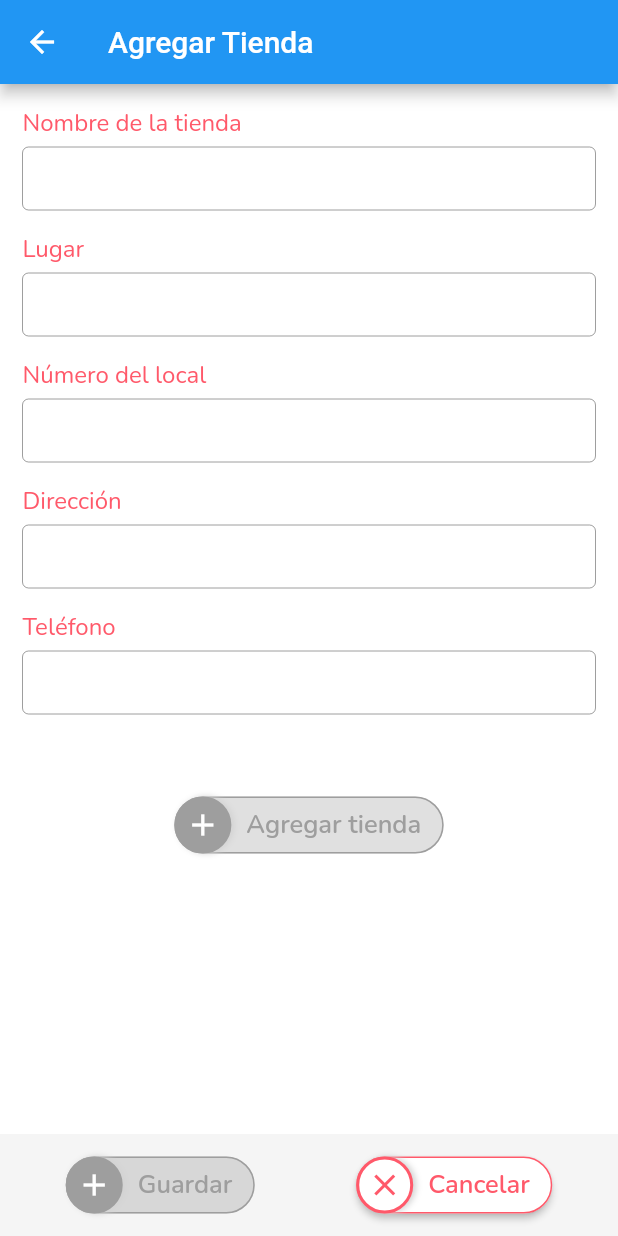
After one commit to Lider-neuromedia/MontanaApp, a Flutter app: the StoreFormPage screen opened by its route, on a phone screen of 412 x 824 dp. The commit adds this screen. Run offline on Flutter 3.47's test engine with Material 2 defaults, Android fonts, the phone set to English and light mode, and no system bars; our stand-ins replace firebase_core, firebase_messaging, flutter_dotenv, flutter_html, fluttericon, image_picker and 3 more; missing offline and left inert: mime_type, navigation_history_observer; accounts and stored records are empty; network calls fail; statements that could not run were skipped.

Commit message:
Agregando funcionalidad de crear tiendas.

```diff
--- a/lib/main.dart
+++ b/lib/main.dart
@@ -1,6 +1,8 @@
 import 'package:flutter/material.dart';
 import 'package:flutter/services.dart';
 import 'package:flutter_dotenv/flutter_dotenv.dart' as dotenv;
+import 'package:montana_mobile/pages/stores/store_form_page.dart';
+import 'package:montana_mobile/providers/store_provider.dart';
 import 'package:montana_mobile/providers/stores_provider.dart';
 import 'package:montana_mobile/utils/utils.dart';
 import 'package:provider/provider.dart';
@@ -64,6 +66,7 @@ Future<void> main() async {
         ChangeNotifierProvider(create: (_) => CartProvider()),
         ChangeNotifierProvider(create: (_) => RatingProvider()),
         ChangeNotifierProvider(create: (_) => StoresProvider()),
+        ChangeNotifierProvider(create: (_) => StoreProvider()),
       ],
       child: MyApp(),
     ),
@@ -148,6 +151,7 @@ class _MyAppState extends State<MyApp> {
         ClientPage.route: (_) => ClientPage(),
         CreatePqrsPage.route: (_) => CreatePqrsPage(),
         MessagesPage.route: (_) => MessagesPage(),
+        StoreFormPage.route: (_) => StoreFormPage(),
       },
     );
   }
--- a/lib/models/store.dart
+++ b/lib/models/store.dart
@@ -60,4 +60,12 @@ class Tienda {
         "created_at": createdAt == null ? null : createdAt.toIso8601String(),
         "updated_at": updatedAt == null ? null : updatedAt.toIso8601String(),
       };
+
+  Map<String, dynamic> createStoreToJson() => {
+        "nombre": nombre,
+        "lugar": lugar,
+        "local": local,
+        "direccion": direccion,
+        "telefono": telefono,
+      };
 }
--- a/lib/pages/catalogue/partials/action_button.dart
+++ b/lib/pages/catalogue/partials/action_button.dart
@@ -9,6 +9,7 @@ class ActionButton extends StatelessWidget {
     @required this.onPressed,
     @required this.borderColor,
     @required this.backgroundColor,
+    this.backgroundIconColor,
     @required this.textColor,
     @required this.iconColor,
   }) : super(key: key);
@@ -18,11 +19,14 @@ class ActionButton extends StatelessWidget {
   final IconData icon;
   final Color borderColor;
   final Color backgroundColor;
+  final Color backgroundIconColor;
   final Color iconColor;
   final Color textColor;
 
   @override
   Widget build(BuildContext context) {
+    final isDisabled = onPressed == null;
+
     return ElevatedButton(
       onPressed: onPressed,
       style: ElevatedButton.styleFrom(
@@ -31,7 +35,7 @@ class ActionButton extends StatelessWidget {
           left: 0.0,
         ),
         side: BorderSide(
-          color: onPressed == null ? Colors.grey : borderColor,
+          color: isDisabled ? Colors.grey : borderColor,
         ),
         shape: RoundedRectangleBorder(
           borderRadius: BorderRadius.circular(30.0),
@@ -44,10 +48,14 @@ class ActionButton extends StatelessWidget {
         children: [
           Container(
             decoration: BoxDecoration(
-              color: onPressed == null ? Colors.grey : backgroundColor,
+              color: isDisabled
+                  ? Colors.grey
+                  : backgroundIconColor == null
+                      ? backgroundColor
+                      : backgroundIconColor,
               shape: BoxShape.circle,
               border: Border.all(
-                color: onPressed == null ? Colors.grey : borderColor,
+                color: isDisabled ? Colors.grey : borderColor,
                 width: 2.0,
               ),
               boxShadow: [
@@ -64,7 +72,7 @@ class ActionButton extends StatelessWidget {
           const SizedBox(width: 10.0),
           Text(
             label,
-            style: TextStyle(color: textColor),
+            style: TextStyle(color: isDisabled ? Colors.grey : textColor),
           ),
           const SizedBox(width: 5.0),
         ],
--- a/lib/pages/client/partials/store_card.dart
+++ b/lib/pages/client/partials/store_card.dart
@@ -33,7 +33,8 @@ class StoreCard extends StatelessWidget {
         child: Column(
           crossAxisAlignment: CrossAxisAlignment.start,
           children: [
-            Text("${store.nombre} - ${store.local}", style: titleStyle),
+            Text("${store.nombre} - ${store.local == null ? '' : store.local}",
+                style: titleStyle),
             Text("Tienda No. $index", style: textStyle),
             const SizedBox(height: 10.0),
             Text("${store.lugar}", style: subtitleStyle),
--- /dev/null
+++ b/lib/pages/stores/partials/form_input.dart
@@ -0,0 +1,62 @@
+import 'package:flutter/material.dart';
+import 'package:montana_mobile/theme/theme.dart';
+
+class FormInput extends StatelessWidget {
+  const FormInput({
+    Key key,
+    @required this.controller,
+    @required this.onChanged,
+    @required this.error,
+    this.label,
+  }) : super(key: key);
+
+  final TextEditingController controller;
+  final Function(String) onChanged;
+  final String label;
+  final String error;
+
+  @override
+  Widget build(BuildContext context) {
+    return Column(
+      crossAxisAlignment: CrossAxisAlignment.start,
+      children: [
+        _LabelField(label: label),
+        const SizedBox(height: 5.0),
+        TextField(
+          keyboardType: TextInputType.text,
+          controller: controller,
+          onChanged: onChanged,
+          decoration: InputDecoration(
+            isCollapsed: true,
+            contentPadding: const EdgeInsets.all(10.0),
+            errorText: error,
+            border: OutlineInputBorder(
+              borderSide: BorderSide(
+                color: CustomTheme.greyColor,
+                width: 1.0,
+              ),
+            ),
+          ),
+        ),
+      ],
+    );
+  }
+}
+
+class _LabelField extends StatelessWidget {
+  const _LabelField({
+    Key key,
+    @required this.label,
+  }) : super(key: key);
+
+  final String label;
+
+  @override
+  Widget build(BuildContext context) {
+    final labelStyle = Theme.of(context).textTheme.subtitle1.copyWith(
+          color: Theme.of(context).primaryColor,
+        );
+
+    return Text(label, style: labelStyle);
+  }
+}
--- /dev/null
+++ b/lib/pages/stores/store_form_page.dart
@@ -0,0 +1,236 @@
+import 'package:flutter/material.dart';
+import 'package:montana_mobile/pages/catalogue/partials/action_button.dart';
+import 'package:montana_mobile/pages/stores/partials/form_input.dart';
+import 'package:montana_mobile/pages/stores/partials/store_item.dart';
+import 'package:montana_mobile/providers/store_provider.dart';
+import 'package:montana_mobile/theme/theme.dart';
+import 'package:montana_mobile/utils/utils.dart';
+import 'package:provider/provider.dart';
+
+class StoreFormPage extends StatefulWidget {
+  static final String route = '/store-form';
+
+  const StoreFormPage({Key key}) : super(key: key);
+
+  @override
+  _StoreFormPageState createState() => _StoreFormPageState();
+}
+
+class _StoreFormPageState extends State<StoreFormPage> {
+  TextEditingController _nombreController;
+  TextEditingController _lugarController;
+  TextEditingController _localController;
+  TextEditingController _direccionController;
+  TextEditingController _telefonoController;
+
+  @override
+  void initState() {
+    super.initState();
+
+    final storeProvider = Provider.of<StoreProvider>(context, listen: false);
+
+    _nombreController = TextEditingController(text: storeProvider.nombre);
+    _lugarController = TextEditingController(text: storeProvider.lugar);
+    _localController = TextEditingController(text: storeProvider.local);
+    _direccionController = TextEditingController(text: storeProvider.direccion);
+    _telefonoController = TextEditingController(text: storeProvider.telefono);
+  }
+
+  @override
+  void dispose() {
+    _nombreController.dispose();
+    _lugarController.dispose();
+    _localController.dispose();
+    _direccionController.dispose();
+    _telefonoController.dispose();
+    super.dispose();
+  }
+
+  @override
+  Widget build(BuildContext context) {
+    final storeProvider = Provider.of<StoreProvider>(context);
+
+    return Scaffold(
+      backgroundColor: Colors.white,
+      appBar: AppBar(
+        title: Text('Agregar Tienda'),
+      ),
+      body: Column(
+        children: [
+          Expanded(
+            child: ListView(
+              padding: const EdgeInsets.all(15.0),
+              children: [
+                const _ListAddedStores(),
+                FormInput(
+                  label: 'Nombre de la tienda',
+                  controller: _nombreController,
+                  error: storeProvider.nombreError,
+                  onChanged: (String value) => storeProvider.nombre = value,
+                ),
+                const SizedBox(height: 15.0),
+                FormInput(
+                  label: 'Lugar',
+                  controller: _lugarController,
+                  error: storeProvider.lugarError,
+                  onChanged: (String value) => storeProvider.lugar = value,
+                ),
+                const SizedBox(height: 15.0),
+                FormInput(
+                  label: 'Número del local',
+                  controller: _localController,
+                  error: storeProvider.localError,
+                  onChanged: (String value) => storeProvider.local = value,
+                ),
+                const SizedBox(height: 15.0),
+                FormInput(
+                  label: 'Dirección',
+                  controller: _direccionController,
+                  error: storeProvider.direccionError,
+                  onChanged: (String value) => storeProvider.direccion = value,
+                ),
+                const SizedBox(height: 15.0),
+                FormInput(
+                  label: 'Teléfono',
+                  controller: _telefonoController,
+                  error: storeProvider.telefonoError,
+                  onChanged: (String value) => storeProvider.telefono = value,
+                ),
+                const SizedBox(height: 50.0),
+                Row(
+                  mainAxisAlignment: MainAxisAlignment.center,
+                  children: [
+                    ActionButton(
+                      label: storeProvider.stores.length == 0
+                          ? "Agregar tienda"
+                          : "Agregar otra tienda",
+                      icon: Icons.add,
+                      borderColor: CustomTheme.mainColor,
+                      backgroundColor: Colors.white,
+                      backgroundIconColor: CustomTheme.mainColor,
+                      iconColor: Colors.white,
+                      textColor: CustomTheme.mainColor,
+                      onPressed: storeProvider.canAddStore
+                          ? () => _addStore(storeProvider)
+                          : null,
+                    ),
+                  ],
+                ),
+              ],
+            ),
+          ),
+          _FormActions(
+            onSave: storeProvider.canSend
+                ? () => _saveStores(context, storeProvider)
+                : null,
+          ),
+        ],
+      ),
+    );
+  }
+
+  void _addStore(StoreProvider storeProvider) {
+    storeProvider.addStore();
+    _clear();
+  }
+
+  void _clear() {
+    _nombreController.clear();
+    _lugarController.clear();
+    _localController.clear();
+    _direccionController.clear();
+    _telefonoController.clear();
+  }
+
+  Future<void> _saveStores(
+      BuildContext context, StoreProvider storeProvider) async {
+    storeProvider.isLoading = true;
+    final success = await storeProvider.saveStores();
+    storeProvider.isLoading = false;
+
+    if (success) {
+      _clear();
+      storeProvider.clear();
+
+      showMessageDialog(
+        context,
+        'Listo',
+        'Tienda(s) creada(s) correctamente.',
+        onAccept: () => Navigator.pop(context),
+      );
+    } else {
+      showMessageDialog(context, 'Aviso', 'No se pudo guardar la tienda.');
+    }
+  }
+}
+
+class _ListAddedStores extends StatelessWidget {
+  const _ListAddedStores({Key key}) : super(key: key);
+
+  @override
+  Widget build(BuildContext context) {
+    final storeProvider = Provider.of<StoreProvider>(context);
+    int index = 0;
+
+    return Column(
+      mainAxisSize: MainAxisSize.min,
+      children: storeProvider.stores.map((store) {
+        return StoreItem(
+          index: index++,
+          store: store,
+        );
+      }).toList(),
+    );
+  }
+}
+
+class _FormActions extends StatelessWidget {
+  const _FormActions({
+    Key key,
+    @required this.onSave,
+  }) : super(key: key);
+
+  final Function onSave;
+
+  @override
+  Widget build(BuildContext context) {
+    final storeProvider = Provider.of<StoreProvider>(context);
+
+    return Container(
+      color: Colors.grey[100],
+      padding: const EdgeInsets.all(10.0),
+      child: storeProvider.isLoading
+          ? Center(
+              child: CircularProgressIndicator(
+                valueColor: AlwaysStoppedAnimation<Color>(
+                    Theme.of(context).primaryColor),
+              ),
+            )
+          : Row(
+              mainAxisAlignment: MainAxisAlignment.spaceAround,
+              children: [
+                ActionButton(
+                  label: storeProvider.stores.length == 0
+                      ? "Guardar"
+                      : "Guardar (${storeProvider.stores.length})",
+                  icon: Icons.add,
+                  borderColor: CustomTheme.mainColor,
+                  backgroundColor: CustomTheme.mainColor,
+                  iconColor: Colors.white,
+                  textColor: Colors.white,
+                  onPressed: onSave,
+                ),
+                ActionButton(
+                  label: "Cancelar",
+                  icon: Icons.close,
+                  borderColor: CustomTheme.redColor,
+                  backgroundColor: Colors.white,
+                  iconColor: CustomTheme.redColor,
+                  textColor: CustomTheme.redColor,
+                  onPressed: () => Navigator.pop(context),
+                ),
+              ],
+            ),
+    );
+  }
+}
--- a/lib/providers/message_provider.dart
+++ b/lib/providers/message_provider.dart
@@ -52,7 +52,7 @@ class MessageProvider with ChangeNotifier {
 
   bool get canSend {
     if (_isLoading) return false;
-    if (_message.isEmptyAndHasError()) return false;
+    if (_message.isEmptyOrHasError()) return false;
     if (_userId == null) return false;
     if (_pqrsId == null) return false;
     return true;
--- a/lib/providers/pqrs_ticket_provider.dart
+++ b/lib/providers/pqrs_ticket_provider.dart
@@ -83,8 +83,8 @@ class PqrsTicketProvider with ChangeNotifier {
 
   bool get canSend {
     if (_isLoading) return false;
-    if (_pqrsType.isEmptyAndHasError()) return false;
-    if (_message.isEmptyAndHasError()) return false;
+    if (_pqrsType.isEmptyOrHasError()) return false;
+    if (_message.isEmptyOrHasError()) return false;
     if (_vendedorId == null) return false;
     if (_clienteId == null) return false;
     return true;
--- a/lib/providers/quota_provider.dart
+++ b/lib/providers/quota_provider.dart
@@ -92,7 +92,7 @@ class QuotaProvider with ChangeNotifier {
 
   bool get canSend {
     if (_isLoading) return false;
-    if (_monto.isEmptyAndHasError()) return false;
+    if (_monto.isEmptyOrHasError()) return false;
     if (clienteId == null) return false;
     if (_docIdentidad == null) return false;
     if (_docRut == null) return false;
--- /dev/null
+++ b/lib/providers/store_provider.dart
@@ -0,0 +1,176 @@
+import 'dart:convert';
+import 'package:flutter/material.dart';
+import 'package:http/http.dart' as http;
+import 'package:flutter_dotenv/flutter_dotenv.dart' as dotenv;
+import 'package:montana_mobile/models/store.dart';
+import 'package:montana_mobile/providers/validation_field.dart';
+import 'package:montana_mobile/utils/preferences.dart';
+
+class StoreProvider with ChangeNotifier {
+  final String _url = dotenv.env['API_URL'];
+  final _preferences = Preferences();
+
+  void clear() {
+    _stores = [];
+    _nombre = ValidationField();
+    _lugar = ValidationField();
+    _local = ValidationField();
+    _direccion = ValidationField();
+    _telefono = ValidationField();
+    notifyListeners();
+  }
+
+  List<Tienda> _stores = [];
+  List<Tienda> get stores => _stores;
+
+  bool _isLoading = false;
+  bool get isLoading => _isLoading;
+
+  set isLoading(bool value) {
+    _isLoading = value;
+    notifyListeners();
+  }
+
+  ValidationField _nombre = ValidationField();
+  String get nombre => _nombre.value;
+  String get nombreError => _nombre.error;
+
+  set nombre(String value) {
+    final errorLength = ValidationField.validateLength(value, max: 45);
+
+    if (errorLength != null) {
+      _nombre = ValidationField(error: errorLength);
+    } else {
+      _nombre = ValidationField(value: value);
+    }
+
+    notifyListeners();
+  }
+
+  ValidationField _lugar = ValidationField();
+  String get lugar => _lugar.value;
+  String get lugarError => _lugar.error;
+
+  set lugar(String value) {
+    final errorLength = ValidationField.validateLength(value, max: 45);
+
+    if (errorLength != null) {
+      _lugar = ValidationField(error: errorLength);
+    } else {
+      _lugar = ValidationField(value: value);
+    }
+
+    notifyListeners();
+  }
+
+  ValidationField _local = ValidationField();
+  String get local => _local.value;
+  String get localError => _local.error;
+
+  set local(String value) {
+    final errorLength = ValidationField.validateLength(value, max: 20);
+
+    if (errorLength != null) {
+      _local = ValidationField(error: errorLength);
+    } else {
+      _local = ValidationField(value: value);
+    }
+
+    notifyListeners();
+  }
+
+  ValidationField _direccion = ValidationField();
+  String get direccion => _direccion.value;
+  String get direccionError => _direccion.error;
+
+  set direccion(String value) {
+    final errorLength = ValidationField.validateLength(value, max: 50);
+
+    if (errorLength != null) {
+      _direccion = ValidationField(error: errorLength);
+    } else {
+      _direccion = ValidationField(value: value);
+    }
+
+    notifyListeners();
+  }
+
+  ValidationField _telefono = ValidationField();
+  String get telefono => _telefono.value;
+  String get telefonoError => _telefono.error;
+
+  set telefono(String value) {
+    final errorLength = ValidationField.validateLength(value, max: 20);
+
+    if (errorLength != null) {
+      _telefono = ValidationField(error: errorLength);
+    } else {
+      _telefono = ValidationField(value: value);
+    }
+
+    notifyListeners();
+  }
+
+  void addStore() {
+    final store = Tienda(
+      nombre: _nombre.value,
+      lugar: _lugar.value,
+      local: _local.value,
+      direccion: _direccion.value,
+      telefono: _telefono.value,
+    );
+
+    _stores.add(store);
+
+    _nombre = ValidationField();
+    _lugar = ValidationField();
+    _local = ValidationField();
+    _direccion = ValidationField();
+    _telefono = ValidationField();
+
+    notifyListeners();
+  }
+
+  void removeStore(index) {
+    stores.removeAt(index);
+    notifyListeners();
+  }
+
+  bool get canAddStore {
+    if (_nombre.isEmptyOrHasError()) return false;
+    if (_lugar.isEmptyOrHasError()) return false;
+    if (_local.hasError()) return false;
+    if (_direccion.hasError()) return false;
+    if (_telefono.hasError()) return false;
+    return true;
+  }
+
+  bool get canSend {
+    if (_isLoading) return false;
+    if (_stores.length == 0) return false;
+
+    return true;
+  }
+
+  Future<bool> saveStores() async {
+    final url = Uri.parse('$_url/tiendas');
+    final Map<String, dynamic> data = {
+      'cliente': _preferences.session.id,
+      'tiendas': _stores
+          .map<Map<String, dynamic>>(
+            (store) => store.createStoreToJson(),
+          )
+          .toList(),
+    };
+
+    final response = await http.post(
+      url,
+      headers: _preferences.signedHeaders,
+      body: json.encode(data),
+    );
+
+    print(response.body);
+
+    return response.statusCode == 200;
+  }
+}
--- a/lib/providers/validation_field.dart
+++ b/lib/providers/validation_field.dart
@@ -13,7 +13,7 @@ class ValidationField {
     return value.isEmpty;
   }
 
-  bool isEmptyAndHasError() {
+  bool isEmptyOrHasError() {
     return hasError() || isEmpty();
   }
 
```
Also changed, not shown: lib/pages/quota_expansion/quota_expansion_page.dart (+5 -5 lines), lib/pages/stores/partials/store_item.dart (added, +75 -0 lines), lib/pages/stores/stores_page.dart (+26 -0 lines), lib/providers/cart_provider.dart (+9 -2 lines), lib/providers/password_provider.dart (+8 -8 lines), lib/providers/reset_password_provider.dart (+4 -4 lines).
